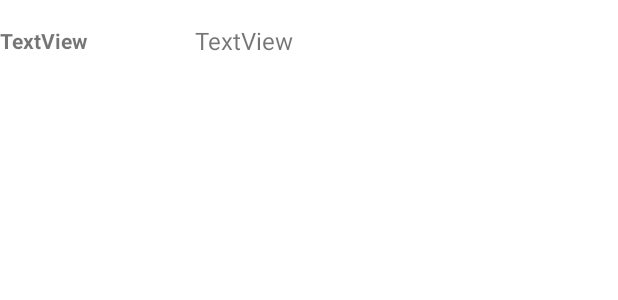
After one commit to NikitaBogoslovskiy/kinopoimdb, an Android app: the layout movie_detail.xml on its own in the app's theme, with its tools: preview values and no code run, on a phone screen of 412 x 824 dp. The commit adds this screen. Shown: the top 300 px of the screen. Run offline under Robolectric (Android 15) with nearby library versions, the phone set to English and light mode, and no system bars.

Commit message:
add something

```diff
--- a/app/build.gradle.kts
+++ b/app/build.gradle.kts
@@ -42,6 +42,9 @@ android {
 dependencies {
     implementation(libs.androidx.room.runtime)
     implementation(libs.androidx.room.ktx)
+    implementation(libs.androidx.legacy.support.v4)
+    implementation(libs.androidx.fragment.ktx)
+    implementation(libs.androidx.databinding.runtime)
     annotationProcessor(libs.androidx.room.compiler)
     kapt(libs.androidx.room.compiler)
     implementation(libs.androidx.core.ktx)
@@ -57,4 +60,5 @@ dependencies {
     testImplementation(libs.junit)
     androidTestImplementation(libs.androidx.junit)
     androidTestImplementation(libs.androidx.espresso.core)
+    implementation(kotlin("reflect"))
 }
--- a/app/src/main/java/com/example/kinopoimdb/MainActivity.kt
+++ b/app/src/main/java/com/example/kinopoimdb/MainActivity.kt
@@ -34,4 +34,9 @@ class MainActivity : AppCompatActivity() {
         setupActionBarWithNavController(navController, appBarConfiguration)
         navView.setupWithNavController(navController)
     }
+
+    override fun onSupportNavigateUp(): Boolean {
+        val navController = findNavController(R.id.nav_host_fragment_activity_main)
+        return navController.navigateUp()
+    }
 }
--- a/app/src/main/java/com/example/kinopoimdb/ui/movies/adapter/MovieViewHolder.kt
+++ b/app/src/main/java/com/example/kinopoimdb/ui/movies/adapter/MovieViewHolder.kt
@@ -1,7 +1,9 @@
 package com.example.kinopoimdb.ui.movies.adapter
 
+import android.os.Bundle
 import android.view.View
 import android.widget.TextView
+import androidx.navigation.findNavController
 import androidx.recyclerview.widget.RecyclerView
 import com.example.kinopoimdb.R
 
@@ -11,7 +13,9 @@ class MovieViewHolder(view: View) : RecyclerView.ViewHolder(view) {
 
     init {
         view.setOnClickListener {
-
+            val args = Bundle()
+            args.putLong("id", id)
+            it.findNavController().navigate(R.id.action_navigation_movies_to_movieFragment, args)
         }
     }
 }
--- a/app/src/main/java/com/example/kinopoimdb/ui/persons/PersonsViewModel.kt
+++ b/app/src/main/java/com/example/kinopoimdb/ui/persons/PersonsViewModel.kt
@@ -7,7 +7,7 @@ import androidx.lifecycle.ViewModel
 class PersonsViewModel : ViewModel() {
 
     private val _text = MutableLiveData<String>().apply {
-        value = "This is persons Fragment"
+        value = "This is Persons fragment.\nIt is not implemented yet"
     }
     val text: LiveData<String> = _text
 }
--- /dev/null
+++ b/app/src/main/res/layout/movie_detail.xml
@@ -0,0 +1,72 @@
+<FrameLayout xmlns:android="http://schemas.android.com/apk/res/android"
+    xmlns:app="http://schemas.android.com/apk/res-auto"
+    xmlns:tools="http://schemas.android.com/tools"
+    android:layout_width="match_parent"
+    android:layout_height="wrap_content"
+    android:gravity="center_vertical">
+
+    <androidx.constraintlayout.widget.ConstraintLayout
+        android:layout_width="match_parent"
+        android:layout_height="match_parent">
+
+        <androidx.constraintlayout.widget.ConstraintLayout
+            android:layout_width="match_parent"
+            android:layout_height="wrap_content"
+            android:layout_marginTop="16dp"
+            android:layout_marginBottom="16dp"
+            app:layout_constraintBottom_toBottomOf="parent"
+            app:layout_constraintEnd_toEndOf="parent"
+            app:layout_constraintStart_toStartOf="parent"
+            app:layout_constraintTop_toTopOf="parent">
+
+            <androidx.constraintlayout.widget.ConstraintLayout
+                android:id="@+id/detail_key_layout"
+                android:layout_width="130dp"
+                android:layout_height="wrap_content"
+                app:layout_constraintBottom_toBottomOf="parent"
+                app:layout_constraintEnd_toEndOf="parent"
+                app:layout_constraintHorizontal_bias="0.0"
+                app:layout_constraintStart_toStartOf="parent"
+                app:layout_constraintTop_toTopOf="parent">
+
+                <TextView
+                    android:id="@+id/detail_key"
+                    android:layout_width="match_parent"
+                    android:layout_height="match_parent"
+                    android:gravity="center_vertical"
+                    android:text="TextView"
+                    android:textSize="14sp"
+                    android:textStyle="bold"
+                    app:layout_constraintBottom_toBottomOf="parent"
+                    app:layout_constraintEnd_toEndOf="parent"
+                    app:layout_constraintStart_toStartOf="parent"
+                    app:layout_constraintTop_toTopOf="parent" />
+            </androidx.constraintlayout.widget.ConstraintLayout>
+
+            <androidx.constraintlayout.widget.ConstraintLayout
+                android:id="@+id/detail_value_layout"
+                android:layout_width="0dp"
+                android:layout_height="wrap_content"
+                app:layout_constraintBottom_toBottomOf="parent"
+                app:layout_constraintEnd_toEndOf="parent"
+                app:layout_constraintStart_toEndOf="@id/detail_key_layout"
+                app:layout_constraintTop_toTopOf="parent">
+
+                <TextView
+                    android:id="@+id/detail_value"
+                    android:layout_width="match_parent"
+                    android:layout_height="match_parent"
+                    android:gravity="center_vertical"
+                    android:inputType="textMultiLine|textNoSuggestions"
+                    android:text="TextView"
+                    android:textSize="16sp"
+                    app:layout_constraintBottom_toBottomOf="parent"
+                    app:layout_constraintEnd_toEndOf="parent"
+                    app:layout_constraintStart_toStartOf="parent"
+                    app:layout_constraintTop_toTopOf="parent" />
+            </androidx.constraintlayout.widget.ConstraintLayout>
+
+        </androidx.constraintlayout.widget.ConstraintLayout>
+    </androidx.constraintlayout.widget.ConstraintLayout>
+
+</FrameLayout>
--- a/gradle/libs.versions.toml
+++ b/gradle/libs.versions.toml
@@ -16,6 +16,9 @@ navigationUiKtx = "2.7.7"
 retrofitVersion = "2.9.0"
 roomCommon = "2.6.1"
 roomKtx = "2.6.1"
+legacySupportV4 = "1.0.0"
+fragmentKtx = "1.5.6"
+databindingRuntime = "8.4.0"
 
 [libraries]
 androidx-core-ktx = { group = "androidx.core", name = "core-ktx", version.ref = "coreKtx" }
@@ -35,6 +38,9 @@ androidx-navigation-ui-ktx = { group = "androidx.navigation", name = "navigation
 androidx-room-common = { group = "androidx.room", name = "room-common", version.ref = "roomCommon" }
 androidx-room-ktx = { group = "androidx.room", name = "room-ktx", version.ref = "roomKtx" }
 retrofit2-retrofit = { module = "com.squareup.retrofit2:retrofit", version.ref = "retrofitVersion" }
+androidx-legacy-support-v4 = { group = "androidx.legacy", name = "legacy-support-v4", version.ref = "legacySupportV4" }
+androidx-fragment-ktx = { group = "androidx.fragment", name = "fragment-ktx", version.ref = "fragmentKtx" }
+androidx-databinding-runtime = { group = "androidx.databinding", name = "databinding-runtime", version.ref = "databindingRuntime" }
 
 [plugins]
 android-application = { id = "com.android.application", version.ref = "agp" }
```
Also changed, not shown: app/src/main/java/com/example/kinopoimdb/model/api/AppApi.kt (+7 -2 lines), app/src/main/java/com/example/kinopoimdb/model/movie/Movie.kt (+45 -2 lines), app/src/main/java/com/example/kinopoimdb/model/movie/MoviesRepository.kt (+45 -1 lines), app/src/main/java/com/example/kinopoimdb/ui/movie/MovieFragment.kt (added, +64 -0 lines), app/src/main/java/com/example/kinopoimdb/ui/movie/MovieViewModel.kt (added, +30 -0 lines), app/src/main/java/com/example/kinopoimdb/ui/movie/adapter/MovieDetailViewHolder.kt (added, +13 -0 lines), app/src/main/java/com/example/kinopoimdb/ui/movie/adapter/MovieDetailsViewAdapter.kt (added, +44 -0 lines), app/src/main/java/com/example/kinopoimdb/ui/movies/MoviesFragment.kt (+7 -5 lines), app/src/main/java/com/example/kinopoimdb/ui/movies/MoviesViewModel.kt (+0 -12 lines), app/src/main/java/com/example/kinopoimdb/ui/movies/adapter/MoviesViewAdapter.kt (+14 -1 lines), app/src/main/res/layout/fragment_movie.xml (added, +90 -0 lines), app/src/main/res/layout/movie_item.xml (+15 -5 lines), app/src/main/res/navigation/mobile_navigation.xml (+15 -1 lines).
